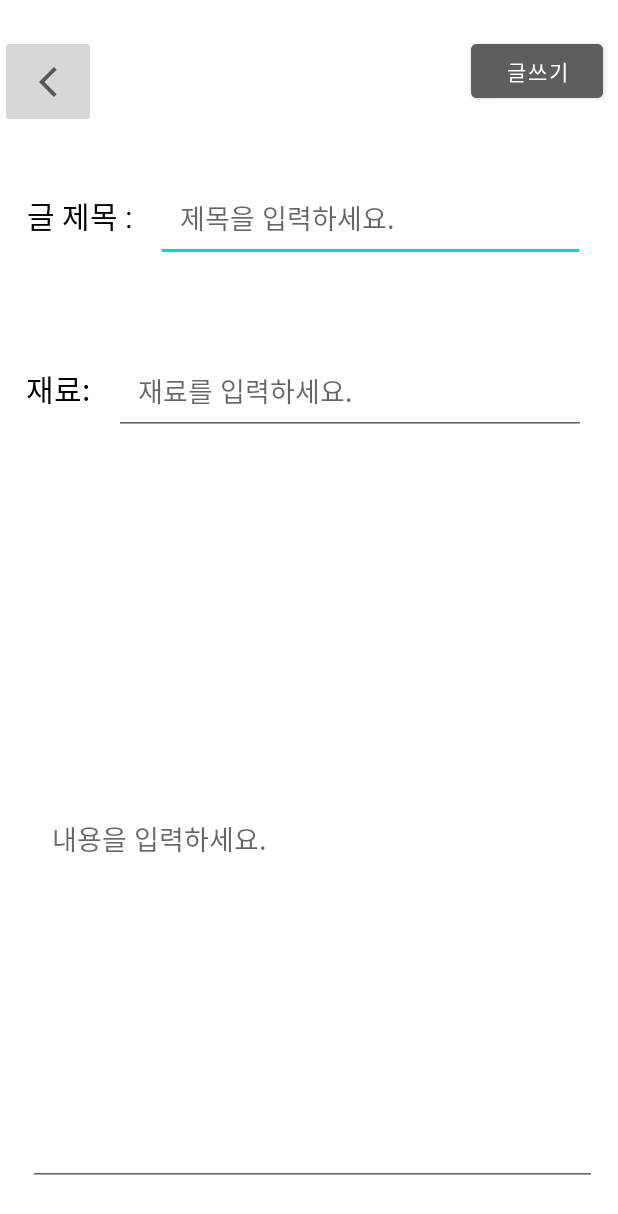
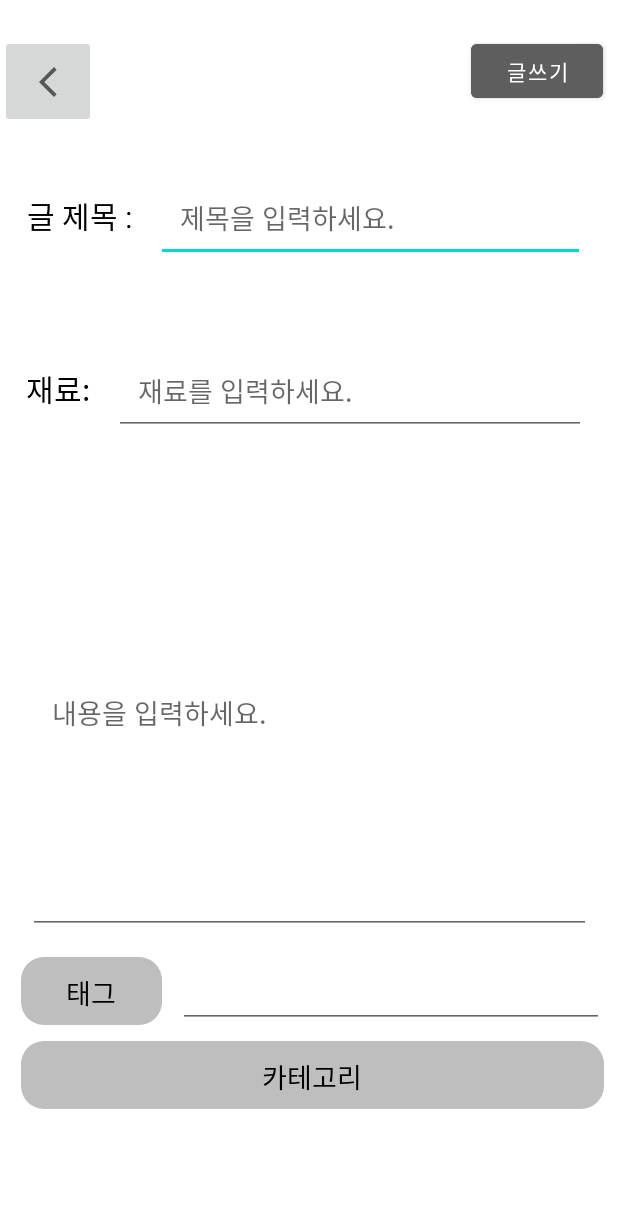
Before and after one commit to choijiyeon20/MoaMoa, an Android app: the layout activity_write.xml on its own in the app's theme, with its tools: preview values and no code run, on a phone screen of 412 x 824 dp. Shown: the top 1214 px of the screen. Run offline under Robolectric (Android 15) with nearby library versions, the phone set to English and light mode, and no system bars.

```diff
--- /dev/null
+++ b/app/src/main/res/drawable/round.xml
@@ -0,0 +1,6 @@
+<?xml version="1.0" encoding="utf-8"?>
+<shape xmlns:android="http://schemas.android.com/apk/res/android">
+    <solid android:color="#BEBEBE" />
+    <corners
+        android:radius="15dp" />
+</shape>
--- a/app/src/main/res/layout/activity_write.xml
+++ b/app/src/main/res/layout/activity_write.xml
@@ -104,11 +104,58 @@
 
         <EditText
             android:id="@+id/write_content"
-            android:layout_width="match_parent"
-            android:layout_height="match_parent"
+            android:layout_width="375dp"
+            android:layout_height="295dp"
             android:layout_margin="10dp"
             android:hint="내용을 입력하세요."
             android:padding="16dp" />
+
+        <LinearLayout
+            android:layout_width="match_parent"
+            android:layout_height="wrap_content"
+            android:orientation="horizontal">
+
+            <TextView
+                android:id="@+id/text_tag"
+                android:layout_width="236dp"
+                android:layout_height="45dp"
+                android:layout_weight="1"
+                android:background="@drawable/round"
+                android:gravity="center"
+                android:text="태그"
+                android:textColor="@color/black"
+                android:padding="10dp"
+                android:layout_margin="5dp"
+                android:textSize="18dp" />
+
+            <EditText
+                android:id="@+id/input_tag"
+                android:layout_width="wrap_content"
+                android:layout_height="45dp"
+                android:paddingLeft="280dp"
+                android:layout_margin="5dp"/>
+        </LinearLayout>
+
+        <LinearLayout
+            android:layout_width="match_parent"
+            android:layout_height="match_parent"
+            android:orientation="horizontal">
+
+            <TextView
+                android:id="@+id/text_kategorie"
+                android:layout_width="236dp"
+                android:layout_height="45dp"
+                android:layout_weight="1"
+                android:background="@drawable/round"
+                android:gravity="center"
+                android:text="카테고리"
+                android:textColor="@color/black"
+                android:padding="10dp"
+                android:layout_margin="5dp"
+                android:textSize="18dp" />
+
+        </LinearLayout>
+
     </LinearLayout>
 
 </androidx.constraintlayout.widget.ConstraintLayout>
```
Also changed, not shown: app/src/main/java/com/cookandroid/moamoa/Board.java (+38 -3 lines), app/src/main/java/com/cookandroid/moamoa/MainActivity.java (+11 -4 lines), app/src/main/java/com/cookandroid/moamoa/Main_home.java (+14 -1 lines), app/src/main/java/com/cookandroid/moamoa/Write.java (+32 -2 lines), app/src/main/res/drawable/ic_baseline_dinner_dining_24.xml (added, +10 -0 lines), app/src/main/res/layout/activity_board.xml (+20 -5 lines), app/src/main/res/layout/activity_main.xml (+3 -5 lines), app/src/main/res/values/array.xml (added, +7 -0 lines).
